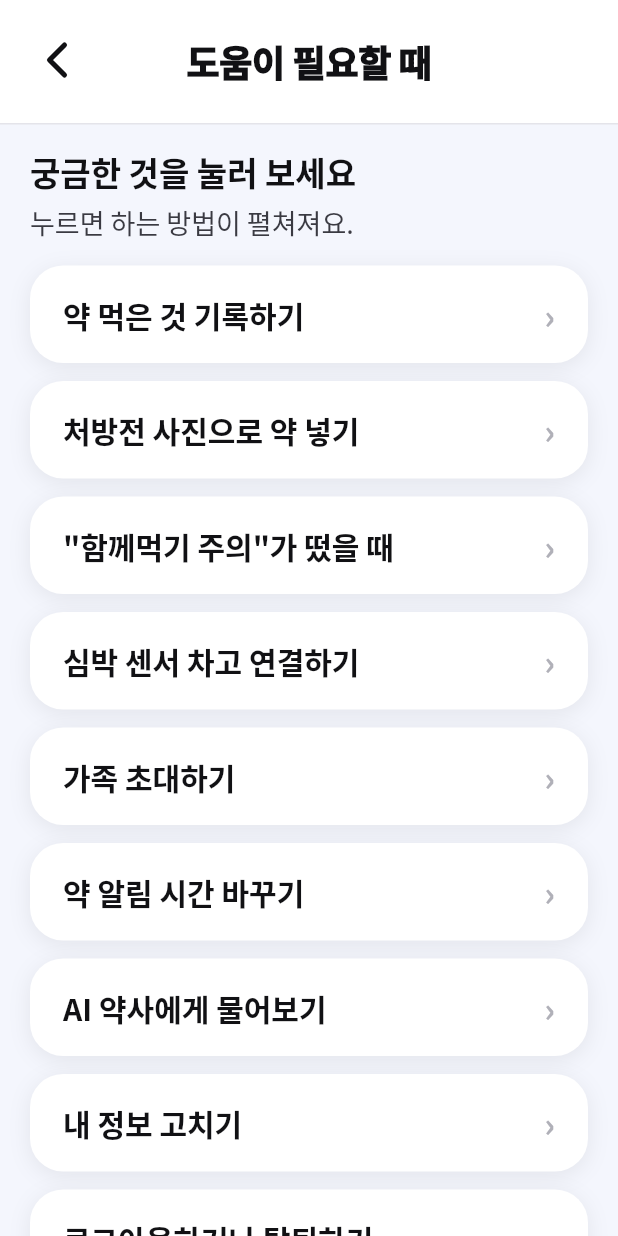
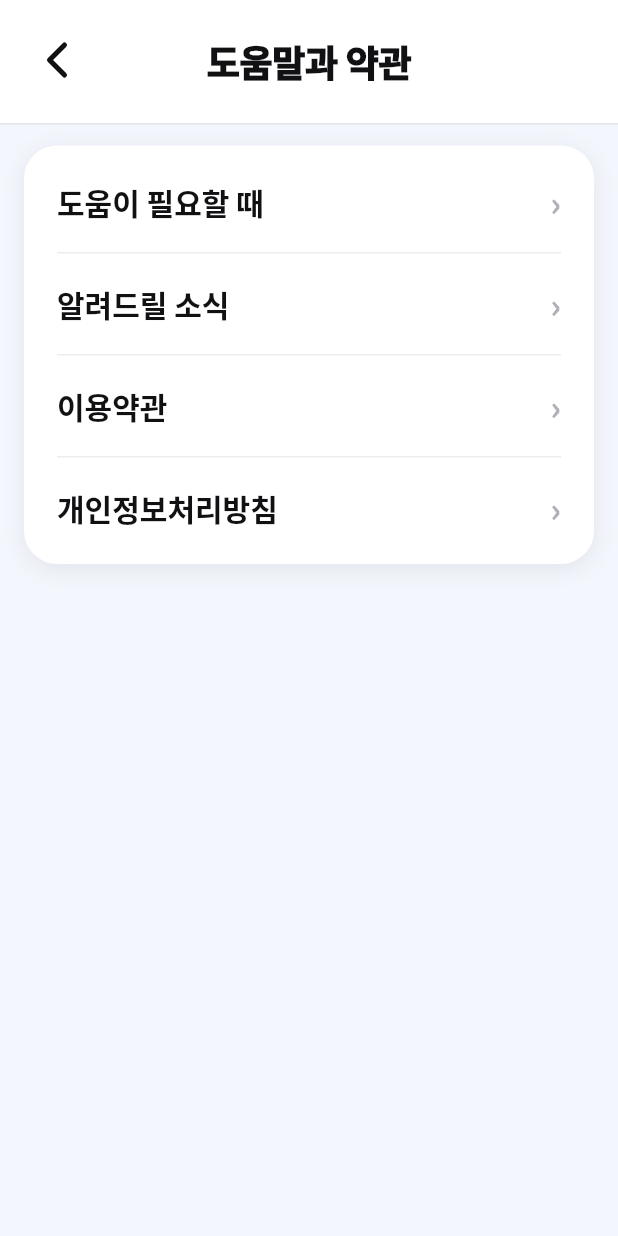
Before and after one commit to bong-bong00/alkong_yakong, a Flutter app: the HomeScreen screen opened directly, item 4 of the bottom bar chosen, scrolled down 305 dp, after a tap on "도움말·약관", on a phone screen of 412 x 824 dp. Run offline on Flutter 3.47's test engine with Material 3 defaults, Android fonts, the phone set to English and light mode, and no system bars; our stand-ins replace dio, fl_chart, flutter_local_notifications, flutter_riverpod, flutter_tabler_icons, flutter_timezone and 5 more; missing offline and left inert: polar; accounts and stored records are empty; network calls fail; Roboto replaces fonts that are missing (Noto Sans KR); statements that could not run were skipped.

Commit message:
feat: 도움말과 약관을 한 화면으로 모은다
시안 62대로 내 정보의 "도움말·약관"이 네 줄(도움이 필요할 때 · 알려드릴
소식 · 이용약관 · 개인정보처리방침)을 담은 한 화면으로 들어간다. 전에는
"도움이 필요할 때"로 바로 들어가 나머지 셋이 닫혀 있었다.

Co-Authored-By: Claude Opus 5 <noreply@anthropic.com>

```diff
--- a/lib/features/dashboard/presentation/screens/settings_menu.dart
+++ b/lib/features/dashboard/presentation/screens/settings_menu.dart
@@ -6,7 +6,29 @@ import '../../../profile/presentation/screens/help_screen.dart';
 import '../../../profile/presentation/screens/notices_screen.dart';
 import '../../../profile/presentation/screens/policy_screen.dart';
 
-/// 내 정보 탭의 도움말·약관 목록.
+/// 도움말과 약관 — 시안 62. 내 정보에서 들어오는 한 장짜리 화면.
+class SettingsMenuScreen extends StatelessWidget {
+  const SettingsMenuScreen({super.key});
+
+  @override
+  Widget build(BuildContext context) {
+    return Scaffold(
+      body: Column(
+        children: [
+          const SeniorBackHeader(title: '도움말과 약관'),
+          Expanded(
+            child: SingleChildScrollView(
+              padding: const EdgeInsets.fromLTRB(16, 14, 16, 28),
+              child: const SettingsMenu(),
+            ),
+          ),
+        ],
+      ),
+    );
+  }
+}
+
+/// 도움말·약관 목록 네 줄.
 ///
 /// 아이콘 단독 사용을 금지했으므로 아이콘을 걷어내고 한글 라벨만 남겼다.
 /// 행 높이는 상하 패딩 17px로 최소 56px를 넘긴다.
--- a/lib/features/profile/presentation/screens/mypage_screen.dart
+++ b/lib/features/profile/presentation/screens/mypage_screen.dart
@@ -11,6 +11,7 @@ import '../../../../core/widgets/senior_card.dart';
 import '../../../../core/widgets/senior_feedback.dart';
 import '../../../../core/widgets/senior_header.dart';
 import '../../../dashboard/presentation/screens/profile_edit_screen.dart';
+import '../../../dashboard/presentation/screens/settings_menu.dart';
 import '../../../guardian/application/guardians_provider.dart';
 import '../../../guardian/data/guardian_repository.dart';
 import '../../../guardian/presentation/widgets/add_care_sheet.dart';
@@ -21,7 +22,6 @@ import '../../../biosignal/presentation/screens/polar_screen.dart';
 import '../../../medicines/application/user_medicines_controller.dart';
 import '../../application/current_user_controller.dart';
 import 'account_screen.dart';
-import 'help_screen.dart';
 
 /// 4h — 내 정보 · 설정.
 ///
@@ -333,7 +333,7 @@ class _MyPageScreenState extends ConsumerState<MyPageScreen> {
                           label: '도움말·약관',
                           onTap: () => Navigator.of(context).push(
                             MaterialPageRoute<void>(
-                              builder: (_) => const HelpScreen(),
+                              builder: (_) => const SettingsMenuScreen(),
                             ),
                           ),
                         ),
```
